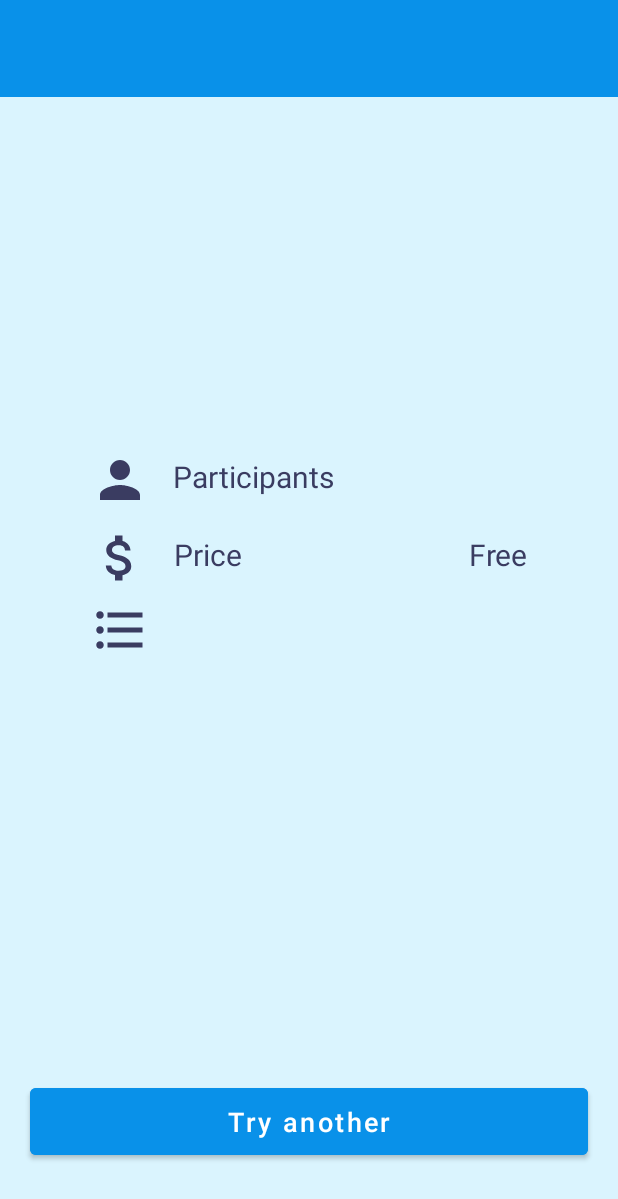
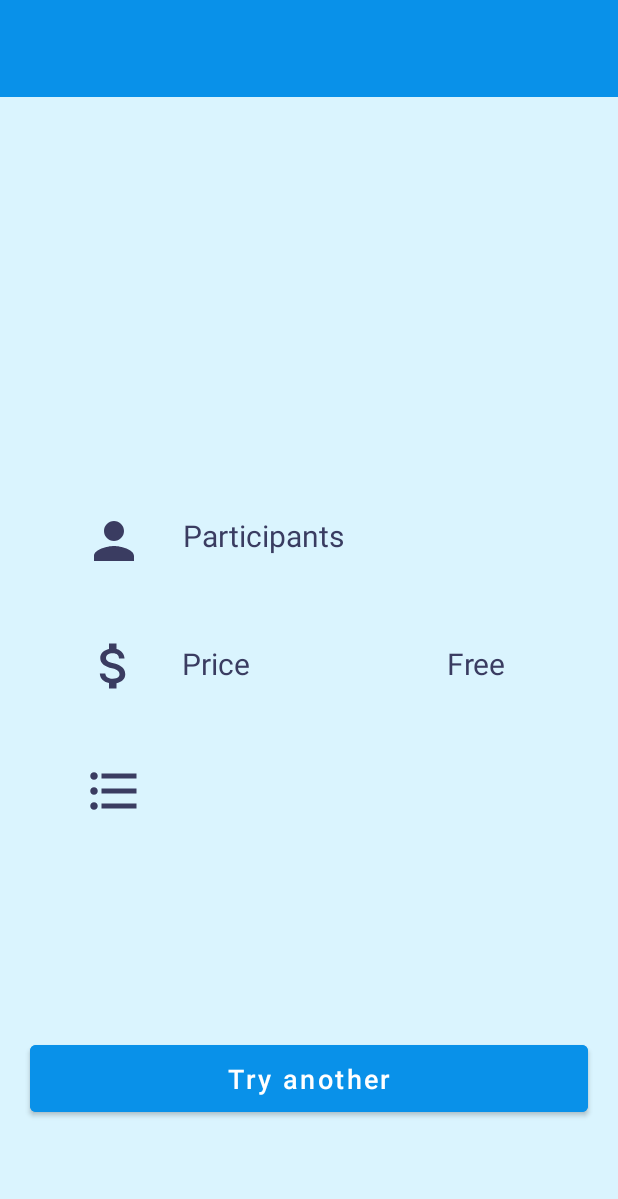
Before and after one commit to Carol-Rodrigues/NotBored, an Android app: the SuggestionActivity screen opened directly, with no data from a screen before it, on a phone screen of 412 x 824 dp. Shown: the top 1199 px of the screen. Run offline under Robolectric (Android 15) with nearby library versions, the phone set to English and light mode, and no system bars; 7 statements that could not run were skipped.

Commit message:
changing layout settings

```diff
--- a/app/src/main/res/layout/activity_suggestion.xml
+++ b/app/src/main/res/layout/activity_suggestion.xml
@@ -25,41 +25,43 @@
         android:id="@+id/tw_act_title"
         android:layout_width="wrap_content"
         android:layout_height="wrap_content"
+        android:gravity="center_horizontal"
+        android:padding="10dp"
         android:textColor="@color/dark_blue"
         android:textSize="30sp"
         android:textStyle="bold"
-        android:padding="10dp"
-        android:gravity="center_horizontal"
-        android:layout_marginTop="60dp"
         app:layout_constraintTop_toBottomOf="@id/tw_cat_title"
+        app:layout_constraintBottom_toBottomOf="parent"
+        app:layout_constraintVertical_bias="0.15"
         app:layout_constraintEnd_toEndOf="parent"
-        app:layout_constraintStart_toStartOf="parent"
-        />
+        app:layout_constraintStart_toStartOf="parent" />
 
     <ImageView
         android:id="@+id/iw_person"
         android:layout_width="40dp"
         android:layout_height="40dp"
         android:src="@drawable/ic_baseline_person_24"
-        app:layout_constraintTop_toTopOf="parent"
+        app:layout_constraintTop_toBottomOf="@id/tw_act_title"
+        app:layout_constraintBottom_toBottomOf="parent"
+        app:layout_constraintVertical_bias="0.2"
         app:layout_constraintStart_toStartOf="parent"
-        android:layout_marginStart="60dp"
-        android:layout_marginTop="300dp"
-        app:tint="@color/dark_blue"
-        />
+        app:layout_constraintEnd_toEndOf="parent"
+        app:layout_constraintHorizontal_bias="0.15"
+        app:tint="@color/dark_blue" />
 
     <TextView
         android:id="@+id/tw_part_title"
         android:layout_width="wrap_content"
         android:layout_height="wrap_content"
+        android:text="@string/participants"
         android:textColor="@color/dark_blue"
-        android:text="@string/participants"
         android:textSize="20sp"
-        app:layout_constraintStart_toEndOf="@id/iw_person"
-        app:layout_constraintTop_toTopOf="parent"
-        android:layout_marginTop="304dp"
-        android:layout_marginStart="15dp"
-        />
+        app:layout_constraintTop_toBottomOf="@id/tw_act_title"
+        app:layout_constraintBottom_toBottomOf="parent"
+        app:layout_constraintVertical_bias="0.2"
+        app:layout_constraintStart_toStartOf="parent"
+        app:layout_constraintEnd_toEndOf="parent"
+        app:layout_constraintHorizontal_bias="0.4" />
 
     <TextView
         android:id="@+id/tw_part_qt"
@@ -67,21 +69,24 @@
         android:layout_height="wrap_content"
         android:textColor="@color/dark_blue"
         android:textSize="20sp"
+        app:layout_constraintBottom_toBottomOf="parent"
         app:layout_constraintEnd_toEndOf="parent"
-        app:layout_constraintTop_toTopOf="parent"
-        android:layout_marginTop="304dp"
-        android:layout_marginEnd="60dp"
-        />
+        app:layout_constraintHorizontal_bias="0.8"
+        app:layout_constraintStart_toStartOf="parent"
+        app:layout_constraintTop_toBottomOf="@id/tw_act_title"
+        app:layout_constraintVertical_bias="0.2" />
 
     <ImageView
         android:id="@+id/iw_price"
         android:layout_width="40dp"
         android:layout_height="40dp"
         android:src="@drawable/ic_baseline_attach_money_24"
-        app:layout_constraintTop_toTopOf="parent"
+        app:layout_constraintTop_toBottomOf="@id/tw_act_title"
+        app:layout_constraintBottom_toBottomOf="parent"
+        app:layout_constraintVertical_bias="0.35"
         app:layout_constraintStart_toStartOf="parent"
-        android:layout_marginStart="60dp"
-        android:layout_marginTop="352dp"
+        app:layout_constraintEnd_toEndOf="parent"
+        app:layout_constraintHorizontal_bias="0.15"
         app:tint="@color/dark_blue"
         />
 
@@ -92,10 +97,12 @@
         android:text="@string/price"
         android:textColor="@color/dark_blue"
         android:textSize="20sp"
-        app:layout_constraintStart_toEndOf="@id/iw_price"
-        app:layout_constraintTop_toTopOf="parent"
-        android:layout_marginTop="356dp"
-        android:layout_marginStart="16dp"
+        app:layout_constraintTop_toBottomOf="@id/tw_act_title"
+        app:layout_constraintBottom_toBottomOf="parent"
+        app:layout_constraintVertical_bias="0.35"
+        app:layout_constraintStart_toStartOf="parent"
+        app:layout_constraintEnd_toEndOf="parent"
+        app:layout_constraintHorizontal_bias="0.33"
         />
 
     <TextView
@@ -104,10 +111,12 @@
         android:layout_height="wrap_content"
         android:textSize="20sp"
         android:textColor="@color/dark_blue"
+        app:layout_constraintBottom_toBottomOf="parent"
         app:layout_constraintEnd_toEndOf="parent"
-        app:layout_constraintTop_toTopOf="parent"
-        android:layout_marginTop="356dp"
-        android:layout_marginEnd="60dp"
+        app:layout_constraintHorizontal_bias="0.8"
+        app:layout_constraintStart_toStartOf="parent"
+        app:layout_constraintTop_toBottomOf="@id/tw_act_title"
+        app:layout_constraintVertical_bias="0.35"
         />
 
     <ImageView
@@ -115,10 +124,12 @@
         android:layout_width="40dp"
         android:layout_height="40dp"
         android:src="@drawable/ic_baseline_format_list_bulleted_24"
-        app:layout_constraintTop_toTopOf="parent"
+        app:layout_constraintTop_toBottomOf="@id/tw_act_title"
+        app:layout_constraintBottom_toBottomOf="parent"
+        app:layout_constraintVertical_bias="0.5"
         app:layout_constraintStart_toStartOf="parent"
-        android:layout_marginStart="60dp"
-        android:layout_marginTop="400dp"
+        app:layout_constraintEnd_toEndOf="parent"
+        app:layout_constraintHorizontal_bias="0.15"
         app:tint="@color/dark_blue"
         />
 
@@ -128,25 +139,28 @@
         android:layout_height="wrap_content"
         android:textSize="20sp"
         android:textColor="@color/dark_blue"
-        app:layout_constraintStart_toEndOf="@id/iw_list"
-        app:layout_constraintTop_toTopOf="parent"
-        android:layout_marginTop="404dp"
-        android:layout_marginStart="16dp"
+        app:layout_constraintTop_toBottomOf="@id/tw_act_title"
+        app:layout_constraintBottom_toBottomOf="parent"
+        app:layout_constraintVertical_bias="0.5"
+        app:layout_constraintStart_toStartOf="parent"
+        app:layout_constraintEnd_toEndOf="parent"
+        app:layout_constraintHorizontal_bias="0.33"
         />
 
     <Button
         android:id="@+id/bt_try"
         android:layout_width="0dp"
         android:layout_height="wrap_content"
-        android:layout_marginHorizontal="20dp"
-        android:layout_marginBottom="48dp"
         android:backgroundTint="@color/blue"
         android:paddingVertical="10dp"
         android:text="@string/try_another"
         android:textAllCaps="false"
         android:textSize="18sp"
+        app:layout_constraintTop_toTopOf="@+id/tw_cat_title"
         app:layout_constraintBottom_toBottomOf="parent"
+        app:layout_constraintVertical_bias="0.9"
+        app:layout_constraintStart_toStartOf="parent"
         app:layout_constraintEnd_toEndOf="parent"
-        app:layout_constraintStart_toStartOf="parent" />
+        android:layout_marginHorizontal="20dp"/>
 
 </androidx.constraintlayout.widget.ConstraintLayout>
```
